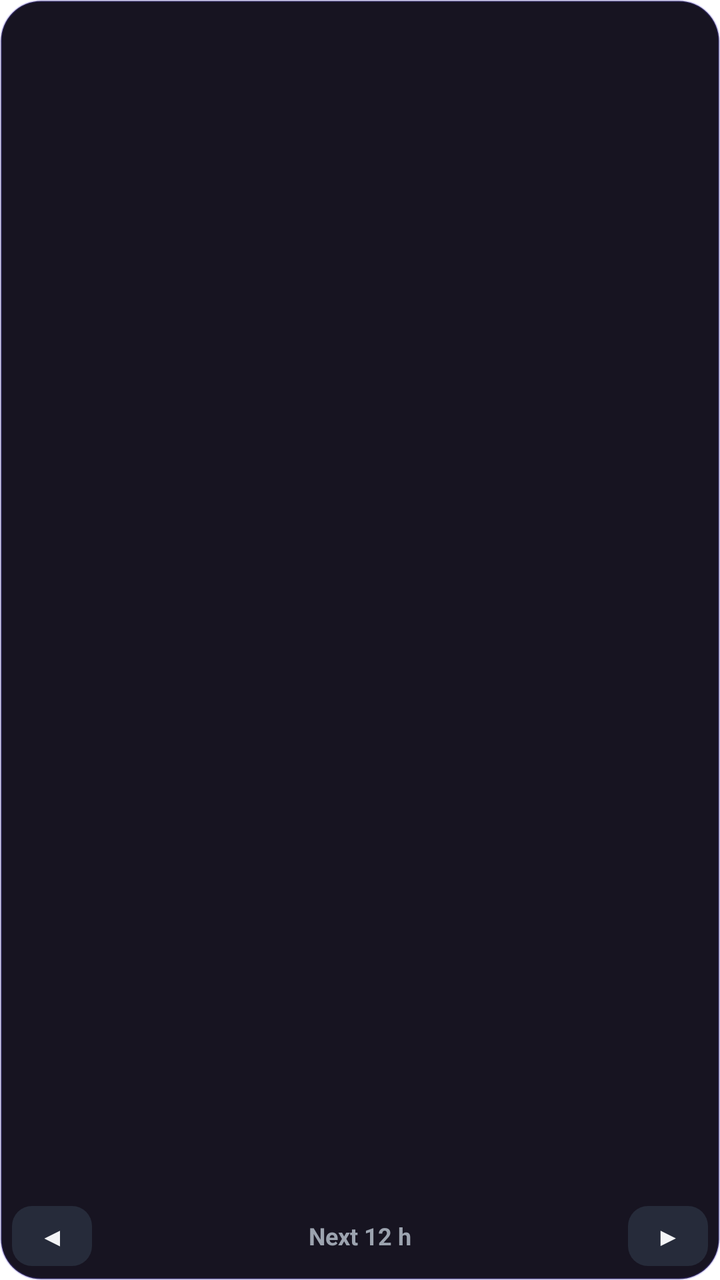
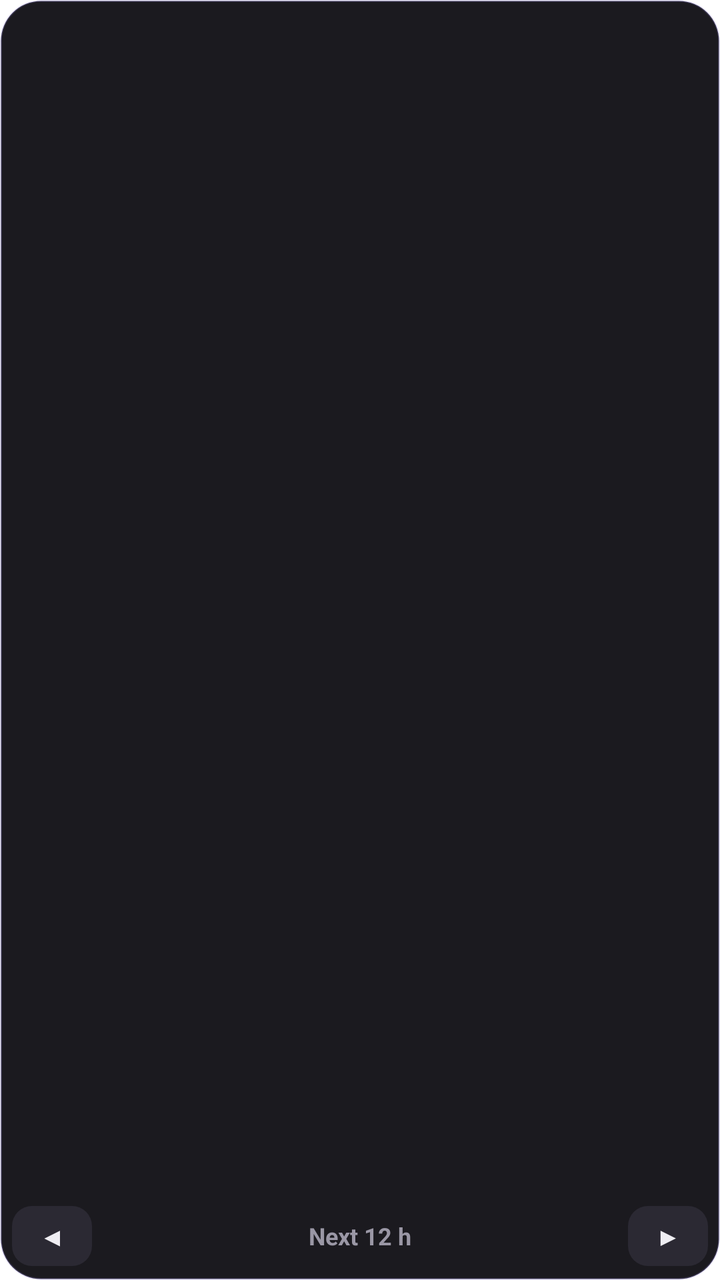

The first picture is an Android layout as it rendered before a commit; the second is the same layout after the commit. The layout source and the unified diff follow.
<!-- AndroidManifest.xml: fallback theme Theme.MaterialComponents.DayNight.NoActionBar -->
<!-- res/layout/bw_dial.xml -->
<?xml version="1.0" encoding="utf-8"?>
<LinearLayout xmlns:android="http://schemas.android.com/apk/res/android"
  android:id="@+id/bw_root"
  android:layout_width="match_parent"
  android:layout_height="match_parent"
  android:background="@drawable/bovi_widget_bg"
  android:orientation="vertical"
  android:padding="6dp">
  <ImageView
    android:id="@+id/bw_image"
    android:layout_width="match_parent"
    android:layout_height="0dp"
    android:layout_weight="1"
    android:contentDescription="BOVI dial"
    android:scaleType="fitCenter" />
  <LinearLayout
    android:layout_width="match_parent"
    android:layout_height="32dp"
    android:gravity="center_vertical"
    android:orientation="horizontal">
    <TextView
      android:id="@+id/bw_dial_prev"
      android:layout_width="40dp"
      android:layout_height="30dp"
      android:background="@drawable/bw_button"
      android:contentDescription="Turn back 3 hours"
      android:gravity="center"
      android:text="◀"
      android:textColor="#F3F4F6"
      android:textSize="13sp" />
    <TextView
      android:id="@+id/bw_dial_label"
      android:layout_width="0dp"
      android:layout_height="wrap_content"
      android:layout_weight="1"
      android:ellipsize="end"
      android:gravity="center"
      android:maxLines="1"
      android:text="Next 12 h"
      android:textColor="#9CA3AF"
      android:textSize="12sp"
      android:textStyle="bold" />
    <TextView
      android:id="@+id/bw_dial_next"
      android:layout_width="40dp"
      android:layout_height="30dp"
      android:background="@drawable/bw_button"
      android:contentDescription="Turn forward 3 hours"
      android:gravity="center"
      android:text="▶"
      android:textColor="#F3F4F6"
      android:textSize="13sp" />
  </LinearLayout>
</LinearLayout>
<!-- resources referenced by this layout -->
<resources>
  <!-- drawable bovi_widget_bg (drawable) -->
  <?xml version="1.0" encoding="utf-8"?>
  <shape xmlns:android="http://schemas.android.com/apk/res/android" android:shape="rectangle">
    <solid android:color="#F20B0816" />
    <corners android:radius="20dp" />
    <stroke android:width="1dp" android:color="#405B4BD6" />
  </shape>
  <!-- drawable bw_button (drawable) -->
  <?xml version="1.0" encoding="utf-8"?>
  <shape xmlns:android="http://schemas.android.com/apk/res/android" android:shape="rectangle">
    <solid android:color="#262B3A" />
    <corners android:radius="10dp" />
  </shape>
</resources>

<!-- the commit's change to res/layout/bw_dial.xml (unified diff, before → after) -->
@@ -26,7 +26,7 @@
       android:contentDescription="Turn back 3 hours"
       android:gravity="center"
       android:text="◀"
-      android:textColor="#F3F4F6"
+      android:textColor="#EEEDF2"
       android:textSize="13sp" />
     <TextView
       android:id="@+id/bw_dial_label"
@@ -37,7 +37,7 @@
       android:gravity="center"
       android:maxLines="1"
       android:text="Next 12 h"
-      android:textColor="#9CA3AF"
+      android:textColor="#9A97A5"
       android:textSize="12sp"
       android:textStyle="bold" />
     <TextView
@@ -48,7 +48,7 @@
       android:contentDescription="Turn forward 3 hours"
       android:gravity="center"
       android:text="▶"
-      android:textColor="#F3F4F6"
+      android:textColor="#EEEDF2"
       android:textSize="13sp" />
   </LinearLayout>
 </LinearLayout>
<!-- resource entries referenced after the edit -->
@@ -3,14 +3,14 @@
   <!-- drawable bovi_widget_bg (drawable) -->
   <?xml version="1.0" encoding="utf-8"?>
   <shape xmlns:android="http://schemas.android.com/apk/res/android" android:shape="rectangle">
-    <solid android:color="#F20B0816" />
+    <solid android:color="#F20F0E13" />
     <corners android:radius="20dp" />
-    <stroke android:width="1dp" android:color="#405B4BD6" />
+    <stroke android:width="1dp" android:color="#33A594F9" />
   </shape>
   <!-- drawable bw_button (drawable) -->
   <?xml version="1.0" encoding="utf-8"?>
   <shape xmlns:android="http://schemas.android.com/apk/res/android" android:shape="rectangle">
-    <solid android:color="#262B3A" />
+    <solid android:color="#2B2933" />
     <corners android:radius="10dp" />
   </shape>
 </resources>
